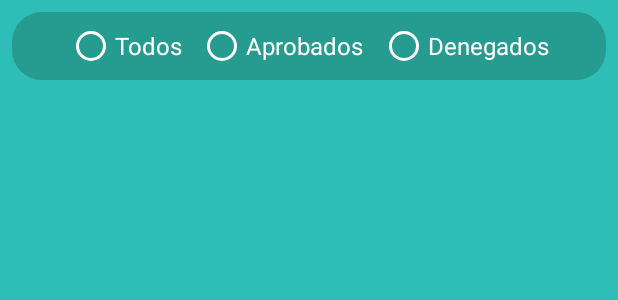
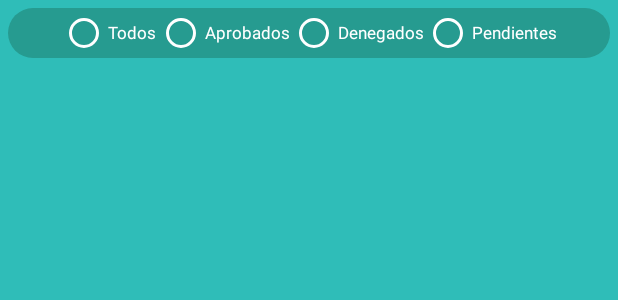
Before and after one commit to HectorMedina124/AppPermisos2, an Android app: the layout fragment_permisos.xml on its own in the app's theme, with its tools: preview values and no code run, on a phone screen of 412 x 824 dp. Shown: the top 300 px of the screen. Run offline under Robolectric (Android 15) with nearby library versions, the phone set to English and light mode, and no system bars; network calls fail.

Commit message:
Arreglo interfaz todos los permisos

```diff
--- a/app/src/main/AndroidManifest.xml
+++ b/app/src/main/AndroidManifest.xml
@@ -21,7 +21,7 @@
             android:theme="@style/AppTheme.NoActionBar"></activity>
         <activity android:name=".Registro_Activity"
             android:theme="@style/AppTheme.NoActionBar"></activity>
-        />
+
         <activity android:name=".MainActivity"
             android:label="@string/app_name"
             android:theme="@style/AppTheme.NoActionBar"/>
--- a/app/src/main/java/com/example/apppermisos/AdaptadorPermiso.java
+++ b/app/src/main/java/com/example/apppermisos/AdaptadorPermiso.java
@@ -18,6 +18,7 @@ public class AdaptadorPermiso extends ArrayAdapter {
     private Context contexto;
     private ArrayList<Permiso> permisos;
     private ImageView btn_status;
+    private TextView tv_autorizo;
 
     public AdaptadorPermiso(Context context, ArrayList<Permiso> permisos) {
         super(context, R.layout.item_permisos, permisos);
@@ -39,8 +40,11 @@ public class AdaptadorPermiso extends ArrayAdapter {
         TextView persona_autorizo = item.findViewById(R.id.tv_autorizo_per);
         persona_autorizo.setText(permisos.get(position).getPersonaAutoriza());
 
+        tv_autorizo = item.findViewById(R.id.tv_autorizo);
+
         if(permisos.get(position).getStatus().equals("0")){
             btn_status.setImageResource(R.drawable.pendiente);
+            tv_autorizo.setText("Solicitado a: ");
         }else if(permisos.get(position).getStatus().equals("1")){
             btn_status.setImageResource(R.drawable.abrobado);
         }else if(permisos.get(position).getStatus().equals("2")){
--- a/app/src/main/res/layout/fragment_permisos.xml
+++ b/app/src/main/res/layout/fragment_permisos.xml
@@ -12,9 +12,9 @@
         android:id="@+id/radioGroup"
         android:layout_width="match_parent"
         android:layout_height="wrap_content"
-        android:layout_marginStart="8dp"
-        android:layout_marginTop="8dp"
-        android:layout_marginEnd="8dp"
+        android:layout_marginStart="5dp"
+        android:layout_marginTop="5dp"
+        android:layout_marginEnd="5dp"
         android:background="@drawable/botones"
         android:gravity="center"
         android:orientation="horizontal"
@@ -25,34 +25,35 @@
 
                 <RadioButton
                     android:id="@+id/rb_todos"
-            style="@style/titulos"
+                    style="@style/titulos_pequeños"
                     android:layout_width="wrap_content"
                     android:layout_height="wrap_content"
-            android:layout_margin="5dp"
-            android:text="@string/todos"
                     android:buttonTint="#FFFF"
-            android:textSize="16sp" />
+                    android:text="@string/todos" />
 
                 <RadioButton
                     android:id="@+id/rb_aprobados"
-            style="@style/titulos"
+                    style="@style/titulos_pequeños"
                     android:layout_width="wrap_content"
                     android:layout_height="wrap_content"
-            android:layout_margin="5dp"
-            android:text="@string/aprobados"
                     android:buttonTint="#FFFF"
-            android:textSize="16sp" />
+                    android:text="@string/aprobados" />
 
                 <RadioButton
                     android:id="@+id/rb_denegados"
-            style="@style/titulos"
+                    style="@style/titulos_pequeños"
                     android:layout_width="wrap_content"
                     android:layout_height="wrap_content"
-            android:layout_margin="6dp"
-            android:text="@string/denegados"
                     android:buttonTint="#FFFF"
-            android:textSize="16sp" />
+                    android:text="@string/denegados" />
 
+                <RadioButton
+                    android:id="@+id/rb_pendientes"
+                    style="@style/titulos_pequeños"
+                    android:layout_width="wrap_content"
+                    android:layout_height="wrap_content"
+                    android:buttonTint="#FFFF"
+                    android:text="@string/pendientes"/>
     </RadioGroup>
 
     <ListView
--- a/app/src/main/res/layout/item_permisos.xml
+++ b/app/src/main/res/layout/item_permisos.xml
@@ -86,7 +86,7 @@
                     android:paddingBottom="5dp">
 
                     <TextView
-                        android:id="@+id/textView4"
+                        android:id="@+id/tv_autorizo"
                         style="@style/titulos"
                         android:layout_marginStart="5dp"
                         android:text="@string/autoriz" />
--- a/app/src/main/res/values/strings.xml
+++ b/app/src/main/res/values/strings.xml
@@ -90,6 +90,7 @@
     <string name="todos">Todos</string>
     <string name="aprobados">Aprobados</string>
     <string name="denegados">Denegados</string>
+    <string name="pendientes">Pendientes</string>
 
     <!-- TODO: Remove or change this placeholder text -->
     <string name="hello_blank_fragment">Hello blank fragment</string>
--- a/app/src/main/res/values/styles.xml
+++ b/app/src/main/res/values/styles.xml
@@ -20,6 +20,12 @@
 
     <style name="titulos">
         <item name="android:textSize">20sp</item>
+        <item name="android:textColor">#FFFFFF</item>
+        <item name="android:layout_height">wrap_content</item>
+        <item name="android:layout_width">wrap_content</item>
+    </style>
+    <style name="titulos_pequeños">
+        <item name="android:textSize">11sp</item>
         <item name="android:textColor">#FFFFFF</item>
         <item name="android:layout_height">wrap_content</item>
         <item name="android:layout_width">wrap_content</item>
@@ -50,8 +56,7 @@
     <style name="style_boton_confirmar">
         <item name="android:layout_width">150dp</item>
         <item name="android:layout_height">25dp</item>
-        <item name="android:background">@drawable/botones
-        </item>
+        <item name="android:background">@drawable/botones</item>
     </style>
 
     <style name="style_boton_cancelar">
@@ -84,13 +89,4 @@
         <item name="android:textAlignment">center</item>
     </style>
 
-    <style name="itemPer">
-        <item name="android:buttonCornerRadius">5dp</item>
-    </style>
-
-
-
-
-
-
 </resources>
```
Also changed, not shown: app/src/main/java/com/example/apppermisos/AdaptadorPerPen.java (+4 -3 lines), app/src/main/java/com/example/apppermisos/AdaptadorRevisionPermisos.java (+6 -4 lines), app/src/main/java/com/example/apppermisos/fragments/PermisosFrag.java (+11 -3 lines), app/src/main/java/com/example/apppermisos/fragments/RevisionPermisosFragment.java (+15 -14 lines). Lines whose indentation alone changed are shown as unchanged.
